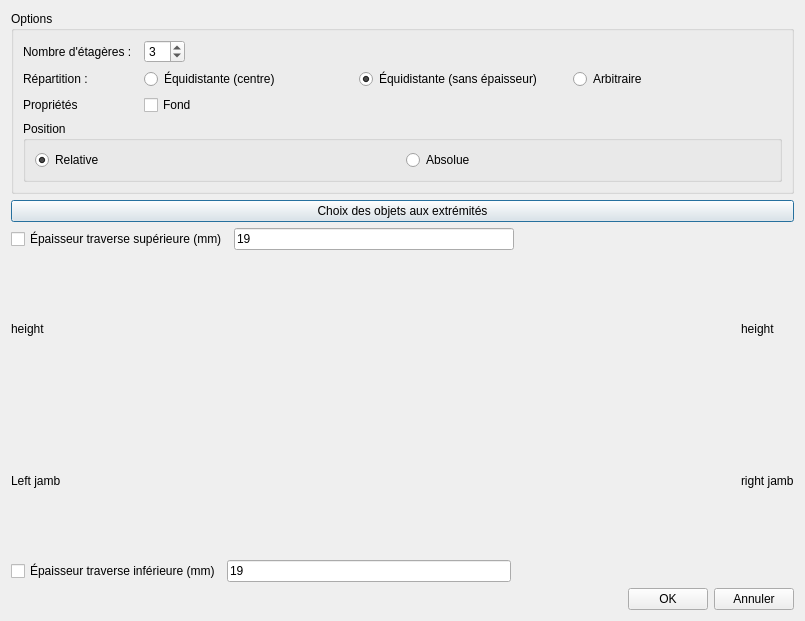
Matt-Kron/FreeCAD_BespokeFurniture, file Add_Several_Tab.ui: the form before one commit.
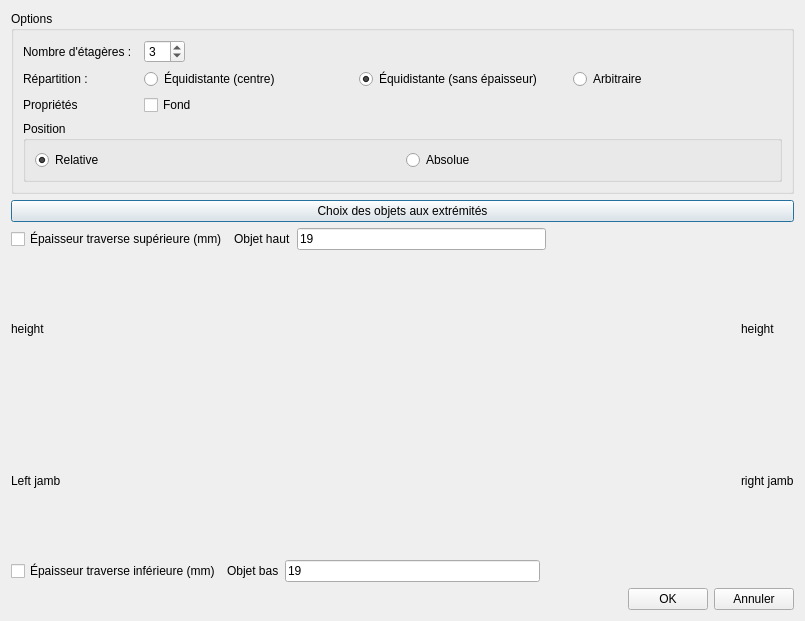
The form after the commit.

```diff
--- a/Add_Several_Tab.ui
+++ b/Add_Several_Tab.ui
@@ -167,6 +167,13 @@
        </property>
       </widget>
      </item>
+     <item>
+      <widget class="QLabel" name="label_objT">
+       <property name="text">
+        <string>Objet haut</string>
+       </property>
+      </widget>
+     </item>
      <item>
       <widget class="QLineEdit" name="topThicknessEdit">
        <property name="text">
@@ -283,6 +290,13 @@
        </property>
       </widget>
      </item>
+     <item>
+      <widget class="QLabel" name="label_objB">
+       <property name="text">
+        <string>Objet bas</string>
+       </property>
+      </widget>
+     </item>
      <item>
       <widget class="QLineEdit" name="bottomThicknessEdit">
        <property name="text">
```
